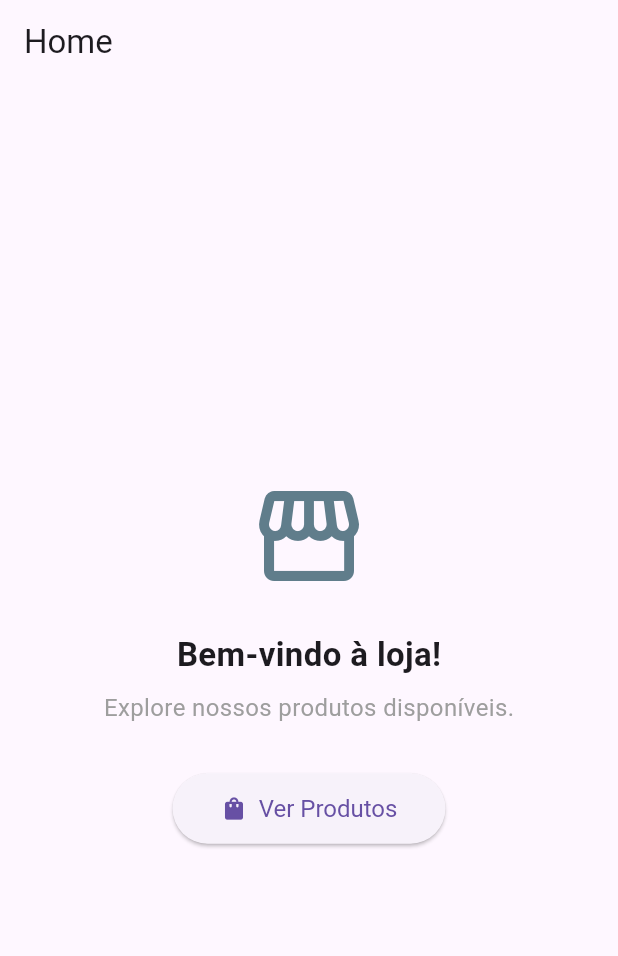
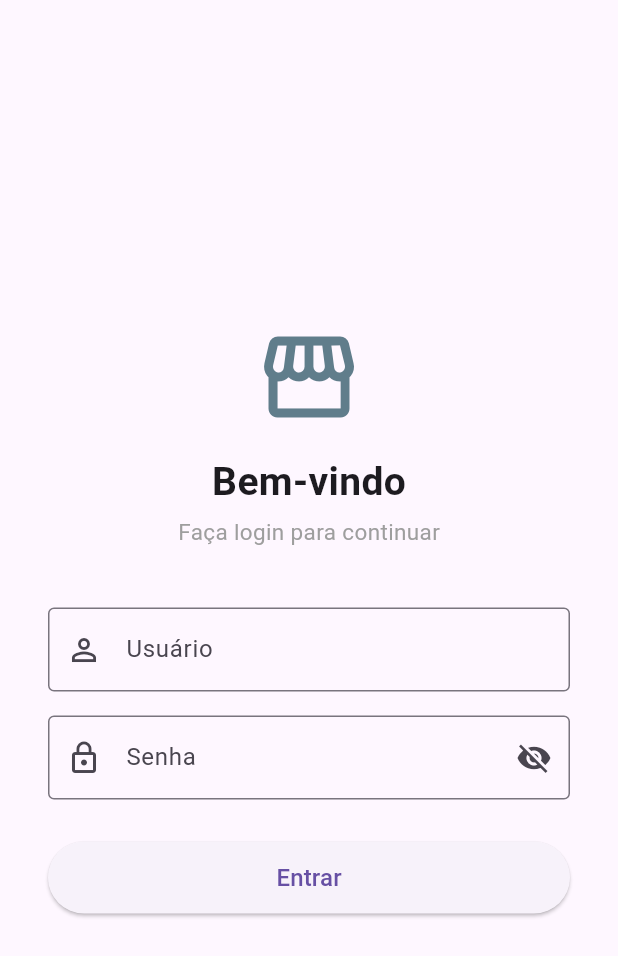
Before and after one commit to 1Brandao/mobile_arquitetura_01, a Flutter app: the screen it shows after launch, on a phone screen of 412 x 824 dp. Shown: the top 956 px of the screen. Run offline on Flutter 3.47's test engine with Material 3 defaults, Android fonts, the phone set to English and light mode, and no system bars; accounts and stored records are empty.

Commit message:
feat: implementa autenticação DummyJSON (#8)
- Adiciona fluxo de login via POST /auth/login da DummyJSON
- Cria UserSession (ChangeNotifier) para armazenar o usuário autenticado
- Protege acesso à tela de produtos exigindo login prévio
- Exibe nome completo do usuário na HomePage com botão de logout
- Migra ProductRemoteDatasource da Fake Store API para DummyJSON
- Atualiza ProductModel.fromJson para o schema da DummyJSON (thumbnail, rating como número)
- Adiciona rota /login como rota inicial da aplicação

Co-Authored-By: Claude Sonnet 4.6 <noreply@anthropic.com>

```diff
--- a/lib/core/app_routes.dart
+++ b/lib/core/app_routes.dart
@@ -1,4 +1,5 @@
 class AppRoutes {
+  static const String loginPage = '/login';
   static const String homePage = '/';
   static const String productsPage = '/products';
   static const String detailsPage = '/details';
--- /dev/null
+++ b/lib/core/session/user_session.dart
@@ -0,0 +1,19 @@
+import 'package:flutter/foundation.dart';
+import 'package:mobile_arquitetura_02/domain/entities/user.dart';
+
+class UserSession extends ChangeNotifier {
+  User? _user;
+
+  User? get user => _user;
+  bool get isLoggedIn => _user != null;
+
+  void login(User user) {
+    _user = user;
+    notifyListeners();
+  }
+
+  void logout() {
+    _user = null;
+    notifyListeners();
+  }
+}
--- /dev/null
+++ b/lib/data/datasources/auth_remote_datasource.dart
@@ -0,0 +1,30 @@
+import 'dart:convert';
+
+import 'package:http/http.dart' as http;
+import 'package:mobile_arquitetura_02/data/models/user_model.dart';
+
+class AuthRemoteDatasource {
+  final http.Client client;
+  static const _baseUrl = 'https://dummyjson.com';
+
+  AuthRemoteDatasource(this.client);
+
+  Future<UserModel> login(String username, String password) async {
+    final response = await client.post(
+      Uri.parse('$_baseUrl/auth/login'),
+      headers: {'Content-Type': 'application/json'},
+      body: jsonEncode({'username': username, 'password': password}),
+    );
+
+    if (response.statusCode == 400 || response.statusCode == 401) {
+      throw Exception('Credenciais inválidas');
+    }
+
+    if (response.statusCode != 200) {
+      throw Exception('Erro ao fazer login: ${response.statusCode}');
+    }
+
+    final data = jsonDecode(utf8.decode(response.bodyBytes)) as Map<String, dynamic>;
+    return UserModel.fromJson(data);
+  }
+}
--- /dev/null
+++ b/lib/data/repositories/auth_repository_impl.dart
@@ -0,0 +1,15 @@
+import 'package:mobile_arquitetura_02/data/datasources/auth_remote_datasource.dart';
+import 'package:mobile_arquitetura_02/domain/entities/user.dart';
+import 'package:mobile_arquitetura_02/domain/repositories/auth_repository.dart';
+
+class AuthRepositoryImpl implements AuthRepository {
+  final AuthRemoteDatasource remote;
+
+  AuthRepositoryImpl(this.remote);
+
+  @override
+  Future<User> login(String username, String password) async {
+    final model = await remote.login(username, password);
+    return model.toEntity();
+  }
+}
--- /dev/null
+++ b/lib/domain/entities/user.dart
@@ -0,0 +1,19 @@
+class User {
+  final int id;
+  final String username;
+  final String firstName;
+  final String lastName;
+  final String email;
+  final String token;
+
+  User({
+    required this.id,
+    required this.username,
+    required this.firstName,
+    required this.lastName,
+    required this.email,
+    required this.token,
+  });
+
+  String get fullName => '$firstName $lastName';
+}
--- /dev/null
+++ b/lib/domain/repositories/auth_repository.dart
@@ -0,0 +1,5 @@
+import 'package:mobile_arquitetura_02/domain/entities/user.dart';
+
+abstract class AuthRepository {
+  Future<User> login(String username, String password);
+}
--- a/lib/main.dart
+++ b/lib/main.dart
@@ -1,37 +1,69 @@
 import 'package:flutter/material.dart';
 import 'package:http/http.dart' as http;
 import 'package:mobile_arquitetura_02/core/app_routes.dart';
+import 'package:mobile_arquitetura_02/core/session/user_session.dart';
+import 'package:mobile_arquitetura_02/data/datasources/auth_remote_datasource.dart';
 import 'package:mobile_arquitetura_02/data/datasources/product_cache_datasource.dart';
 import 'package:mobile_arquitetura_02/data/datasources/product_remote_datasource.dart';
+import 'package:mobile_arquitetura_02/data/repositories/auth_repository_impl.dart';
 import 'package:mobile_arquitetura_02/data/repositories/product_repository_impl.dart';
 import 'package:mobile_arquitetura_02/presentation/pages/home_page.dart';
+import 'package:mobile_arquitetura_02/presentation/pages/login_page.dart';
 import 'package:mobile_arquitetura_02/presentation/pages/product_detail_page.dart';
 import 'package:mobile_arquitetura_02/presentation/pages/product_form_page.dart';
 import 'package:mobile_arquitetura_02/presentation/pages/product_page.dart';
+import 'package:mobile_arquitetura_02/presentation/viewmodels/auth_viewmodel.dart';
 import 'package:mobile_arquitetura_02/presentation/viewmodels/product_viewmodel.dart';
 import 'package:provider/provider.dart';
 
 void main() {
-  final datasource = ProductRemoteDatasource(http.Client());
-  final cache = ProductCacheDatasource();
-  final repository = ProductRepositoryImpl(datasource, cache);
+  final httpClient = http.Client();
 
-  runApp(MyApp(repository: repository));
+  final productDatasource = ProductRemoteDatasource(httpClient);
+  final productCache = ProductCacheDatasource();
+  final productRepository = ProductRepositoryImpl(productDatasource, productCache);
+
+  final authDatasource = AuthRemoteDatasource(httpClient);
+  final authRepository = AuthRepositoryImpl(authDatasource);
+  final userSession = UserSession();
+
+  runApp(MyApp(
+    productRepository: productRepository,
+    authRepository: authRepository,
+    userSession: userSession,
+  ));
 }
 
 class MyApp extends StatelessWidget {
-  final ProductRepositoryImpl repository;
-  const MyApp({super.key, required this.repository});
+  final ProductRepositoryImpl productRepository;
+  final AuthRepositoryImpl authRepository;
+  final UserSession userSession;
+
+  const MyApp({
+    super.key,
+    required this.productRepository,
+    required this.authRepository,
+    required this.userSession,
+  });
 
   @override
   Widget build(BuildContext context) {
-    return ChangeNotifierProvider(
-      create: (_) => ProductViewmodel(repository),
+    return MultiProvider(
+      providers: [
+        ChangeNotifierProvider.value(value: userSession),
+        ChangeNotifierProvider(
+          create: (_) => AuthViewmodel(authRepository, userSession),
+        ),
+        ChangeNotifierProvider(
+          create: (_) => ProductViewmodel(productRepository),
+        ),
+      ],
       child: MaterialApp(
         debugShowCheckedModeBanner: false,
         title: 'Products',
-        initialRoute: AppRoutes.homePage,
+        initialRoute: AppRoutes.loginPage,
         routes: {
+          AppRoutes.loginPage: (context) => const LoginPage(),
           AppRoutes.homePage: (context) => const HomePage(),
           AppRoutes.productsPage: (context) => const ProductPage(),
           AppRoutes.detailsPage: (context) => const ProductDetailPage(),
--- /dev/null
+++ b/lib/presentation/pages/login_page.dart
@@ -0,0 +1,132 @@
+import 'package:flutter/material.dart';
+import 'package:mobile_arquitetura_02/core/app_routes.dart';
+import 'package:mobile_arquitetura_02/presentation/viewmodels/auth_viewmodel.dart';
+import 'package:provider/provider.dart';
+
+class LoginPage extends StatefulWidget {
+  const LoginPage({super.key});
+
+  @override
+  State<LoginPage> createState() => _LoginPageState();
+}
+
+class _LoginPageState extends State<LoginPage> {
+  final _formKey = GlobalKey<FormState>();
+  final _usernameController = TextEditingController();
+  final _passwordController = TextEditingController();
+  bool _obscurePassword = true;
+
+  @override
+  void dispose() {
+    _usernameController.dispose();
+    _passwordController.dispose();
+    super.dispose();
+  }
+
+  Future<void> _submit() async {
+    if (!_formKey.currentState!.validate()) return;
+
+    final viewmodel = context.read<AuthViewmodel>();
+    final success = await viewmodel.login(
+      _usernameController.text.trim(),
+      _passwordController.text,
+    );
+
+    if (!mounted) return;
+
+    if (success) {
+      Navigator.pushReplacementNamed(context, AppRoutes.homePage);
+    } else {
+      ScaffoldMessenger.of(context).showSnackBar(
+        SnackBar(
+          content: Text(viewmodel.error ?? 'Erro ao fazer login'),
+          backgroundColor: Colors.red,
+        ),
+      );
+    }
+  }
+
+  @override
+  Widget build(BuildContext context) {
+    final isLoading = context.watch<AuthViewmodel>().isLoading;
+
+    return Scaffold(
+      body: SafeArea(
+        child: Center(
+          child: SingleChildScrollView(
+            padding: const EdgeInsets.all(32),
+            child: Form(
+              key: _formKey,
+              child: Column(
+                mainAxisAlignment: MainAxisAlignment.center,
+                children: [
+                  const Icon(Icons.storefront, size: 72, color: Colors.blueGrey),
+                  const SizedBox(height: 16),
+                  const Text(
+                    'Bem-vindo',
+                    style: TextStyle(fontSize: 26, fontWeight: FontWeight.bold),
+                  ),
+                  const SizedBox(height: 4),
+                  const Text(
+                    'Faça login para continuar',
+                    style: TextStyle(fontSize: 15, color: Colors.grey),
+                  ),
+                  const SizedBox(height: 40),
+                  TextFormField(
+                    controller: _usernameController,
+                    decoration: const InputDecoration(
+                      labelText: 'Usuário',
+                      prefixIcon: Icon(Icons.person_outline),
+                      border: OutlineInputBorder(),
+                    ),
+                    textInputAction: TextInputAction.next,
+                    validator: (v) =>
+                        (v == null || v.trim().isEmpty) ? 'Informe o usuário' : null,
+                  ),
+                  const SizedBox(height: 16),
+                  TextFormField(
+                    controller: _passwordController,
+                    obscureText: _obscurePassword,
+                    decoration: InputDecoration(
+                      labelText: 'Senha',
+                      prefixIcon: const Icon(Icons.lock_outline),
+                      border: const OutlineInputBorder(),
+                      suffixIcon: IconButton(
+                        icon: Icon(
+                          _obscurePassword
+                              ? Icons.visibility_off
+                              : Icons.visibility,
+                        ),
+                        onPressed: () =>
+                            setState(() => _obscurePassword = !_obscurePassword),
+                      ),
+                    ),
+                    textInputAction: TextInputAction.done,
+                    onFieldSubmitted: (_) => _submit(),
+                    validator: (v) =>
+                        (v == null || v.isEmpty) ? 'Informe a senha' : null,
+                  ),
+                  const SizedBox(height: 28),
+                  SizedBox(
+                    width: double.infinity,
+                    height: 48,
+                    child: ElevatedButton(
+                      onPressed: isLoading ? null : _submit,
+                      child: isLoading
+                          ? const SizedBox(
+                              height: 20,
+                              width: 20,
+                              child: CircularProgressIndicator(strokeWidth: 2),
+                            )
+                          : const Text('Entrar', style: TextStyle(fontSize: 16)),
+                    ),
+                  ),
+                ],
+              ),
+            ),
+          ),
+        ),
+      ),
+    );
+  }
+}
--- /dev/null
+++ b/lib/presentation/viewmodels/auth_viewmodel.dart
@@ -0,0 +1,38 @@
+import 'package:flutter/foundation.dart';
+import 'package:mobile_arquitetura_02/core/session/user_session.dart';
+import 'package:mobile_arquitetura_02/domain/repositories/auth_repository.dart';
+
+class AuthViewmodel extends ChangeNotifier {
+  final AuthRepository repository;
+  final UserSession session;
+
+  bool _isLoading = false;
+  String? _error;
+
+  bool get isLoading => _isLoading;
+  String? get error => _error;
+
+  AuthViewmodel(this.repository, this.session);
+
+  Future<bool> login(String username, String password) async {
+    _isLoading = true;
+    _error = null;
+    notifyListeners();
+
+    try {
+      final user = await repository.login(username, password);
+      session.login(user);
+      return true;
+    } catch (e) {
+      _error = e.toString().replaceFirst('Exception: ', '');
+      return false;
+    } finally {
+      _isLoading = false;
+      notifyListeners();
+    }
+  }
+
+  void logout() {
+    session.logout();
+  }
+}
```
Also changed, not shown: lib/data/datasources/product_remote_datasource.dart (+15 -3 lines), lib/data/models/product_model.dart (+6 -6 lines), lib/data/models/user_model.dart (added, +39 -0 lines), lib/presentation/pages/home_page.dart (+22 -4 lines).
